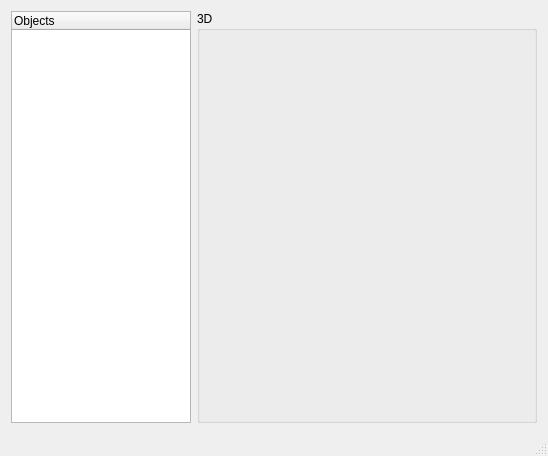
This is gui/MainWindow.ui in RhobanProject/MetabotStudio as Qt 5 draws it before an edit. The edited form follows.
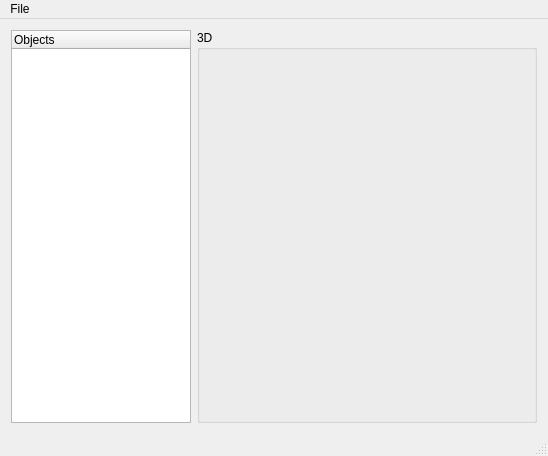
This is the edited form. Custom widgets are drawn as their Qt base class.

The edit to the form file:
```diff
--- a/gui/MainWindow.ui
+++ b/gui/MainWindow.ui
@@ -97,6 +97,15 @@
      <height>25</height>
     </rect>
    </property>
+   <widget class="QMenu" name="menuFile">
+    <property name="title">
+     <string>File</string>
+    </property>
+    <addaction name="actionOpen"/>
+    <addaction name="actionSave"/>
+    <addaction name="actionSave_as"/>
+   </widget>
+   <addaction name="menuFile"/>
   </widget>
   <action name="actionAbout">
    <property name="text">
```
Left out of the diff: 18 changed lines with no effect on the pictures.
